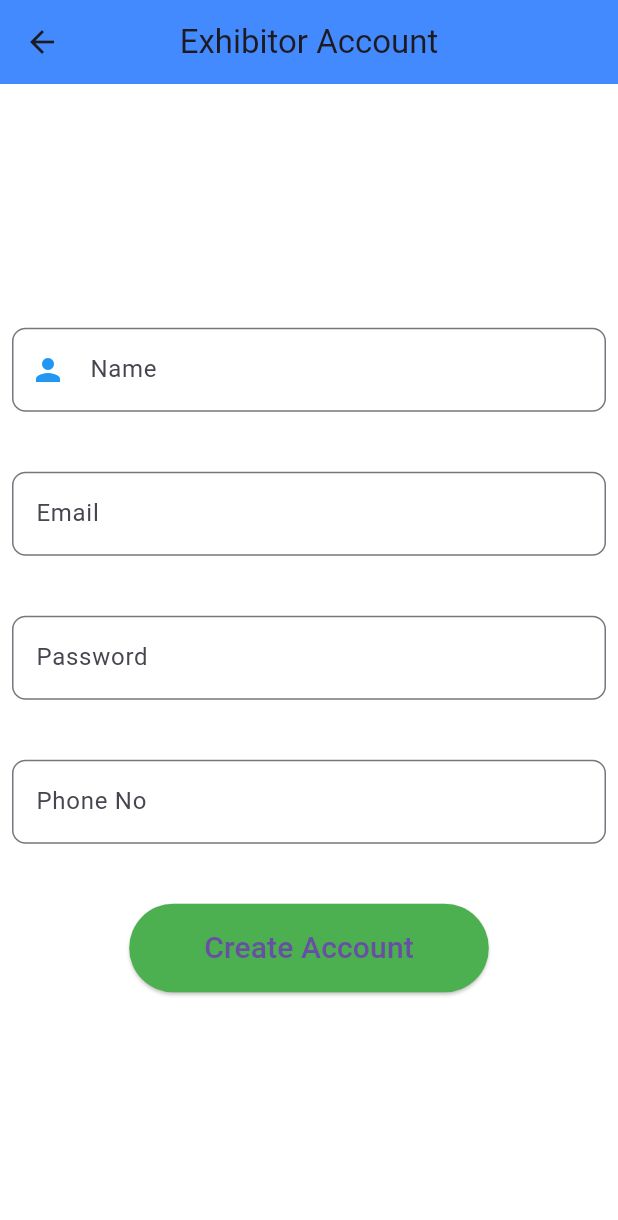
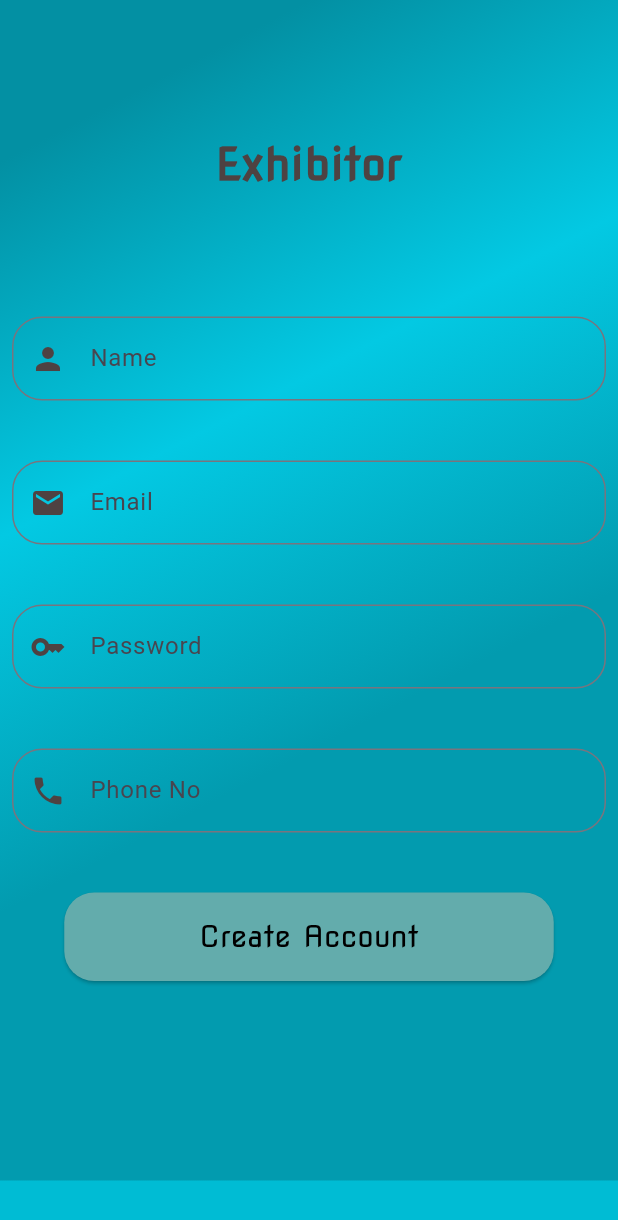
Before and after one commit to Manu-Gopal/exhibition, a Flutter app: the ExhibitorAccount screen opened by its route, on a phone screen of 412 x 824 dp. Shown: the top 1220 px of the screen. Run offline on Flutter 3.47's test engine with Material 3 defaults, Android fonts, the light colour scheme and no system bars; our stand-ins replace flutter_dotenv, supabase_flutter; missing offline and left inert: onesignal_flutter; accounts and stored records are empty.

Commit message:
designed account page

```diff
--- a/lib/screens/exhibition_manager_login.dart
+++ b/lib/screens/exhibition_manager_login.dart
@@ -12,6 +12,7 @@ class ExhibitionManagerLogin extends StatelessWidget {
   Widget build(BuildContext context) {
     return Scaffold(
         backgroundColor: Colors.cyan,
+
         body: SingleChildScrollView(
           child: Container(
           width: double.infinity,
--- a/lib/screens/exhibitor_account.dart
+++ b/lib/screens/exhibitor_account.dart
@@ -11,28 +11,36 @@ class ExhibitorAccount extends StatelessWidget {
   @override
   Widget build(BuildContext context) {
     return Scaffold(
-      appBar: AppBar(
-          backgroundColor: Colors.blueAccent,
-          leading: IconButton(
-            onPressed: (){
-              Navigator.pushNamed(context, '/exhibitor');
-            },
-            icon: const Icon(Icons.arrow_back)
+      backgroundColor: Colors.cyan,
+
+      body: SingleChildScrollView(
+          child: Container(
+            decoration: const BoxDecoration(
+            gradient: LinearGradient(
+              begin: Alignment.topCenter,
+              colors: [
+                Color.fromARGB(255, 3, 144, 163),
+                Color.fromARGB(255, 3, 201, 227),
+                Color.fromARGB(255, 2, 155, 175)
+              ]
+            )
           ),
-          title: const Text("Exhibitor Account"),
-          centerTitle: true,
-        ),
-      backgroundColor: Colors.white,
-      body: Center(
-        child: Center(
-          child: SingleChildScrollView(
-            child: Center(
           child: Padding(
             padding: const EdgeInsets.all(8.0),
             child: Column(
               mainAxisAlignment: MainAxisAlignment.center,
               children: [
-
+                const SizedBox(height: 80,),
+                const Text(
+                  'Exhibitor', // Heading text
+                  style: TextStyle(
+                    fontSize: 30,
+                    fontFamily: 'NovaSquare',
+                    fontWeight: FontWeight.bold,
+                    color: Color.fromARGB(255, 78, 66, 66),
+                  ),
+                ),
+                const SizedBox(height: 80,),
                 TextFormField(
                   controller: nameController,
                   decoration: const InputDecoration(
@@ -40,11 +48,11 @@ class ExhibitorAccount extends StatelessWidget {
                     labelText: 'Name',
                     prefixIcon: Icon(
                       Icons.person,
-                      color: Colors.blue,
+                      color: Color.fromARGB(255, 78, 66, 66),
                     ),
                     border: OutlineInputBorder(
                       borderSide: BorderSide(color: Colors.red),
-                        borderRadius: BorderRadius.all(Radius.circular(9.0))
+                      borderRadius: BorderRadius.all(Radius.circular(20.0))
                     )
                   ),
                 ),
@@ -55,9 +63,13 @@ class ExhibitorAccount extends StatelessWidget {
                   decoration: const InputDecoration(
                     hintText: 'Email',
                     labelText: 'Email',
+                    prefixIcon: Icon(
+                      Icons.mail,
+                      color: Color.fromARGB(255, 78, 66, 66),
+                    ),
                     border: OutlineInputBorder(
-                        borderSide: BorderSide(color: Colors.red),
-                        borderRadius: BorderRadius.all(Radius.circular(9.0))
+                      borderSide: BorderSide(color: Colors.white),
+                      borderRadius: BorderRadius.all(Radius.circular(20.0))
                     )
                   ),
                 ),
@@ -69,11 +81,15 @@ class ExhibitorAccount extends StatelessWidget {
                   decoration: const InputDecoration(
                     hintText: 'Password',
                     labelText: 'Password',
+                    prefixIcon: Icon(
+                      Icons.key,
+                      color: Color.fromARGB(255, 78, 66, 66),
+                    ),
                     border: OutlineInputBorder(
                       borderSide: BorderSide(
                         color: Colors.red
                       ),
-                        borderRadius: BorderRadius.all(Radius.circular(9.0))
+                      borderRadius: BorderRadius.all(Radius.circular(20.0))
                     )
                   ),
                 ),
@@ -84,16 +100,20 @@ class ExhibitorAccount extends StatelessWidget {
                   decoration: const InputDecoration(
                     hintText: 'Phone No',
                     labelText: 'Phone No',
+                    prefixIcon: Icon(
+                      Icons.phone,
+                      color: Color.fromARGB(255, 78, 66, 66),
+                    ),
                     border: OutlineInputBorder(
                       borderSide: BorderSide(color: Colors.red),
-                        borderRadius: BorderRadius.all(Radius.circular(9.0))
+                      borderRadius: BorderRadius.all(Radius.circular(20.0))
                     )
                   ),
                 ),
 
                 const SizedBox(height: 40.0),
                 ElevatedButton(
-                    onPressed: () async{
+                  onPressed: () async {
                     final supabase = Supabase.instance.client;
                     String name = nameController.text;
                     String email = emailController.text;
@@ -116,7 +136,7 @@ class ExhibitorAccount extends StatelessWidget {
                       );
 
                       final Map<String , dynamic> userDetails = {
-                        'exhibitor_id' :res.user!.id,
+                        'user_id' :res.user!.id,
                         'name' : name,
                         'phone' : phone
                       };
@@ -132,29 +152,30 @@ class ExhibitorAccount extends StatelessWidget {
                       );
                     }
 
-                      // final response = await supabase
-                      // await supabase
-                      // .from('ex_account')
-                      // .upsert([
-                      //   {'name': name, 'email': email, 'password': password, 'phone': phone}
-                      //   ]);
-
                     // ignore: use_build_context_synchronously
                     Navigator.pushNamed(context, '/exhibitor');
 
                   },
                   style: ElevatedButton.styleFrom(
-                      backgroundColor: Colors.green,
+                    backgroundColor: const Color.fromARGB(255, 99, 172, 172),
                     padding: const EdgeInsets.symmetric(
-                        horizontal: 50,
+                      horizontal: 90,
                       vertical: 15
-                      )
+                    ),
+                    shape: RoundedRectangleBorder(
+                      borderRadius: BorderRadius.circular(20)
+                    ),
                   ),
                   child: const Text(
                     'Create Account',
-                      style: TextStyle(fontSize: 20.0),
+                    style: TextStyle(
+                      color: Colors.black,
+                      fontSize: 20.0,
+                      fontFamily: 'NovaSquare',
                     ),
                   ),
+                ),
+                const SizedBox(height: 125,)
               ],
             )
 
@@ -162,8 +183,6 @@ class ExhibitorAccount extends StatelessWidget {
 
         ),
         ),
-        ),
-      )
-    );
+      ) ;
   }
 }
--- a/lib/screens/exhibitor_input_wrapper.dart
+++ b/lib/screens/exhibitor_input_wrapper.dart
@@ -156,6 +156,7 @@ class ExhibitorInputWrapper extends StatelessWidget {
                     'Sign In',
                     style: TextStyle(
                       fontSize: 20.0,
+                      color: Colors.black,
                       fontFamily: 'NovaSquare',
                     ),
                   ),
@@ -168,7 +169,7 @@ class ExhibitorInputWrapper extends StatelessWidget {
               const Text(
                 "Don't have an account..? ",
                 style: TextStyle(
-                  fontSize: 15,
+                  fontSize: 17,
                   fontWeight: FontWeight.bold,
                   fontFamily: 'NovaSquare',
                   color: Colors.black,
@@ -181,7 +182,7 @@ class ExhibitorInputWrapper extends StatelessWidget {
                 child: const Text(
                   'Sign up',
                   style: TextStyle(
-                    fontSize: 15,
+                    fontSize: 17,
                     fontWeight: FontWeight.bold,
                     fontFamily: 'NovaSquare',
                     color: Colors.blue,
--- a/lib/screens/header.dart
+++ b/lib/screens/header.dart
@@ -16,6 +16,7 @@ class Header extends StatelessWidget {
             child: Text('Login',
             style: TextStyle(
               color: Colors.white,
+              fontWeight: FontWeight.bold,
               fontFamily: 'NovaSquare',
               fontSize: 40
             ),),
@@ -26,6 +27,7 @@ class Header extends StatelessWidget {
             style: TextStyle(
               color: Colors.white,
               fontFamily: 'NovaSquare',
+              fontWeight: FontWeight.bold,
               fontSize: 18
             ),),
           )
--- a/lib/screens/input_wrapper.dart
+++ b/lib/screens/input_wrapper.dart
@@ -155,6 +155,7 @@ class InputWrapper extends StatelessWidget {
                   child: const Text(
                     'Sign In',
                     style: TextStyle(
+                      color: Colors.black,
                       fontSize: 20.0,
                       fontFamily: 'NovaSquare',
                     ),
@@ -169,7 +170,7 @@ class InputWrapper extends StatelessWidget {
               const Text(
                 "Don't have an account..? ",
                 style: TextStyle(
-                  fontSize: 15,
+                  fontSize: 17,
                   fontWeight: FontWeight.bold,
                   fontFamily: 'NovaSquare',
                   color: Colors.black,
@@ -182,7 +183,7 @@ class InputWrapper extends StatelessWidget {
                 child: const Text(
                   'Sign up',
                   style: TextStyle(
-                    fontSize: 15,
+                    fontSize: 17,
                     fontWeight: FontWeight.bold,
                     fontFamily: 'NovaSquare',
                     color: Colors.blue,
--- a/lib/screens/visitor_input_wrapper.dart
+++ b/lib/screens/visitor_input_wrapper.dart
@@ -156,6 +156,7 @@ class VisitorInputWrapper extends StatelessWidget {
                     'Sign In',
                     style: TextStyle(
                       fontSize: 20.0,
+                      color: Colors.black,
                       fontFamily: 'NovaSquare',
                       ),
                   ),
```
Also changed, not shown: lib/screens/exhibition_manager_account.dart (+55 -28 lines), lib/screens/exhibition_manager_main.dart (+0 -10 lines), lib/screens/visitor_account.dart (+55 -28 lines). Lines whose indentation alone changed are shown as unchanged.
